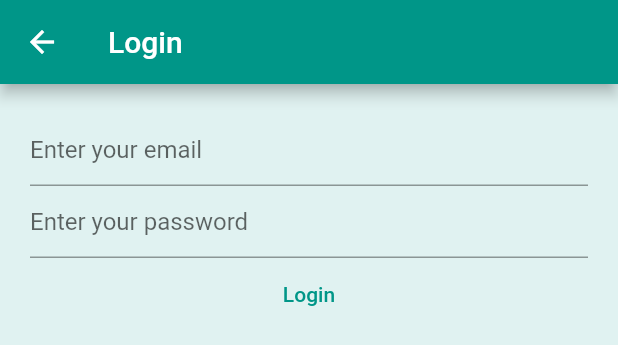
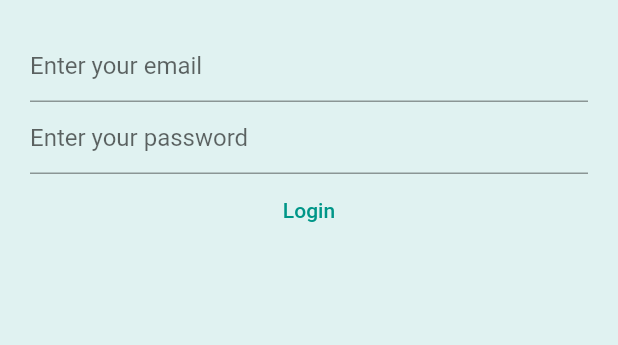
Before and after one commit to yubinkarki/quick-notes, a Flutter app: the LoginView widget shown alone on an empty page, opened directly, on a phone screen of 412 x 824 dp. Shown: the top 345 px of the screen. Run offline on Flutter 3.47's test engine with Material 2 defaults, Android fonts, the phone set to English and light mode, and no system bars; our stand-ins replace firebase_auth, firebase_core; accounts and stored records are empty.

Commit message:
Remove scaffold return

```diff
--- a/lib/views/login_view.dart
+++ b/lib/views/login_view.dart
@@ -1,7 +1,5 @@
 import 'package:flutter/material.dart';
-import 'package:firebase_core/firebase_core.dart';
 import "package:firebase_auth/firebase_auth.dart";
-import 'package:okaychata/firebase_options.dart';
 
 class LoginView extends StatefulWidget {
   const LoginView({Key? key}) : super(key: key);
@@ -32,17 +30,6 @@ class _LoginViewState extends State<LoginView> {
 
   @override
   Widget build(BuildContext context) {
-    return Scaffold(
-      appBar: AppBar(
-        title: const Text("Login"),
-      ),
-      body: FutureBuilder(
-        future: Firebase.initializeApp(
-          options: DefaultFirebaseOptions.currentPlatform,
-        ),
-        builder: (context, snapshot) {
-          switch (snapshot.connectionState) {
-            case ConnectionState.done:
     return Container(
       color: Colors.teal[50],
       child: Padding(
@@ -73,8 +60,8 @@ class _LoginViewState extends State<LoginView> {
                 final password = _password.text;
 
                 try {
-                            final response = await FirebaseAuth.instance
-                                .signInWithEmailAndPassword(email: email, password: password);
+                  final response =
+                      await FirebaseAuth.instance.signInWithEmailAndPassword(email: email, password: password);
 
                   print("Login response: $response");
                 } on FirebaseAuthException catch (e) {
@@ -91,12 +78,5 @@ class _LoginViewState extends State<LoginView> {
         ),
       ),
     );
-
-            default:
-              return const Text("Loading");
-          }
-        },
-      ),
-    );
   }
 }
```
Also changed, not shown: lib/views/register_view.dart (+2 -20 lines). Lines whose indentation alone changed are shown as unchanged.
